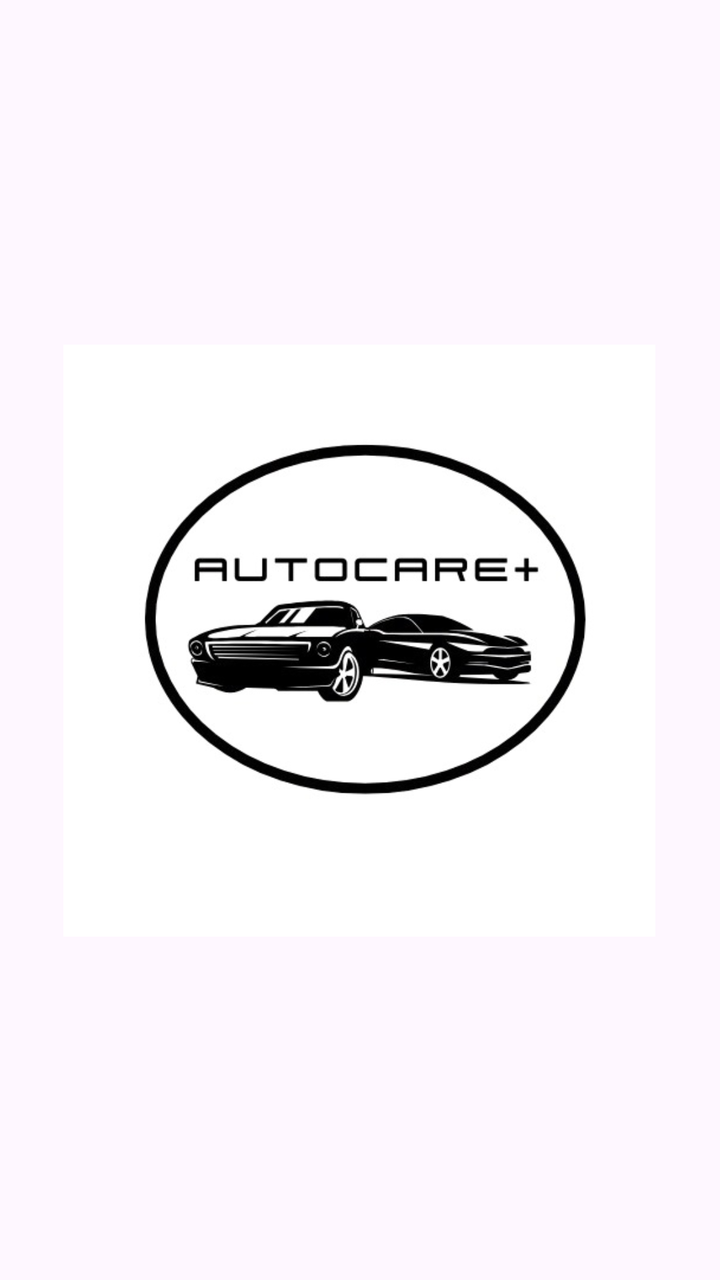
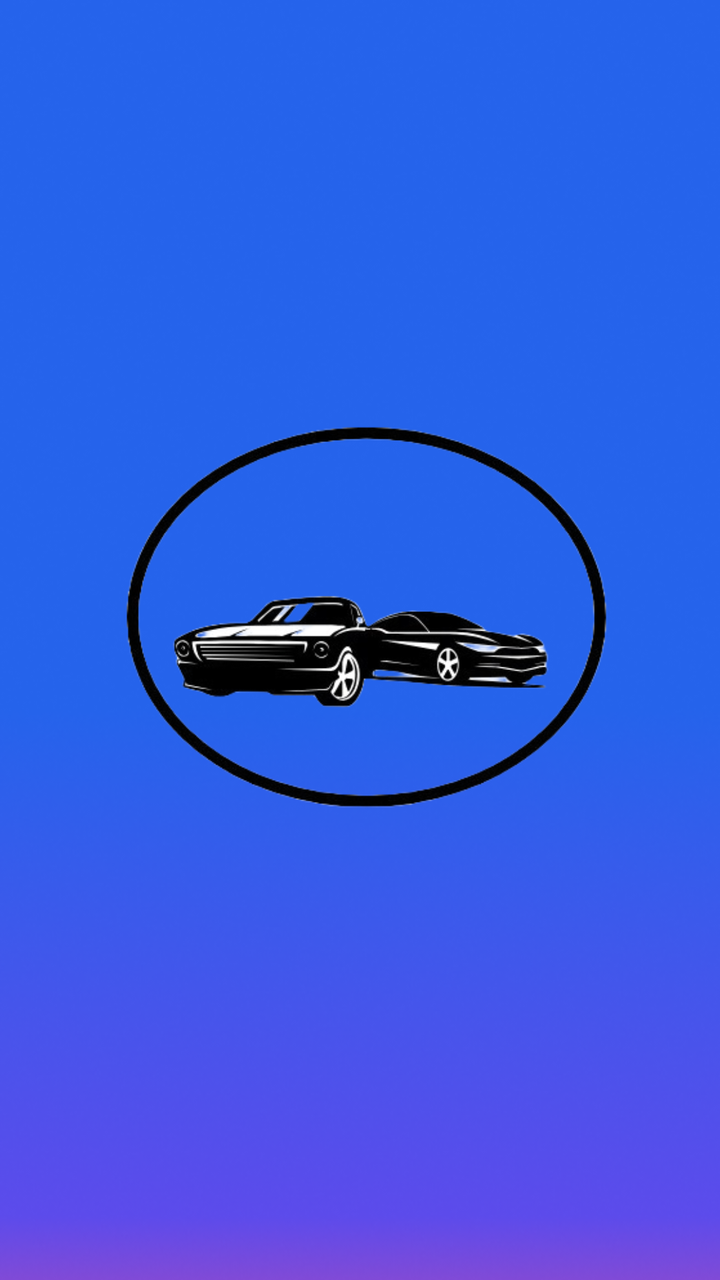

Compare the two renders of this Android layout. The source of the first and the diff that turns it into the second are given below.
<!-- AndroidManifest.xml: application theme Theme.HelloJavaApp -->
<!-- res/layout/activity_main.xml -->
<?xml version="1.0" encoding="utf-8"?>
<androidx.constraintlayout.widget.ConstraintLayout xmlns:android="http://schemas.android.com/apk/res/android"
    xmlns:app="http://schemas.android.com/apk/res-auto"
    xmlns:tools="http://schemas.android.com/tools"
    android:layout_width="match_parent"
    android:layout_height="match_parent">

    <ImageView
        android:id="@+id/imageView"
        android:layout_width="296dp"
        android:layout_height="333dp"
        app:layout_constraintBottom_toBottomOf="parent"
        app:layout_constraintEnd_toEndOf="parent"
        app:layout_constraintHorizontal_bias="0.495"
        app:layout_constraintStart_toStartOf="parent"
        app:layout_constraintTop_toTopOf="parent"
        app:srcCompat="@drawable/whatsapp_image_2025_08_17_at_15_39_39_69f7b541" />
</androidx.constraintlayout.widget.ConstraintLayout>
<!-- resources referenced by this layout -->
<resources>
  <!-- drawable whatsapp_image_2025_08_17_at_15_39_39_69f7b541: jpg bitmap (drawable, 28847 bytes) -->
  <style name="Theme.HelloJavaApp" parent="Theme.Material3.Light.NoActionBar">
          <item name="android:statusBarColor">?attr/colorPrimary</item>
          <item name="android:navigationBarColor">?attr/colorSurface</item>
      </style>
</resources>

<!-- the commit's change to res/layout/activity_main.xml (unified diff, before → after) -->
@@ -6,13 +6,24 @@
     android:layout_height="match_parent">
 
     <ImageView
-        android:id="@+id/imageView"
-        android:layout_width="296dp"
-        android:layout_height="333dp"
+        android:id="@+id/imageView56"
+        android:layout_width="766dp"
+        android:layout_height="1014dp"
         app:layout_constraintBottom_toBottomOf="parent"
         app:layout_constraintEnd_toEndOf="parent"
-        app:layout_constraintHorizontal_bias="0.495"
+        app:layout_constraintHorizontal_bias="0.501"
         app:layout_constraintStart_toStartOf="parent"
         app:layout_constraintTop_toTopOf="parent"
-        app:srcCompat="@drawable/whatsapp_image_2025_08_17_at_15_39_39_69f7b541" />
+        app:layout_constraintVertical_bias="0.409"
+        app:srcCompat="@drawable/android_compact___1" />
+
+    <ImageView
+        android:id="@+id/imageView57"
+        android:layout_width="322dp"
+        android:layout_height="428dp"
+        app:layout_constraintBottom_toBottomOf="parent"
+        app:layout_constraintEnd_toEndOf="parent"
+        app:layout_constraintStart_toStartOf="parent"
+        app:layout_constraintTop_toTopOf="parent"
+        app:srcCompat="@drawable/adobe_express___file" />
 </androidx.constraintlayout.widget.ConstraintLayout>
<!-- resource entries referenced after the edit -->
@@ -1,6 +1,7 @@
 <!-- resources referenced by this layout -->
 <resources>
-  <!-- drawable whatsapp_image_2025_08_17_at_15_39_39_69f7b541: jpg bitmap (drawable, 28847 bytes) -->
+  <!-- drawable adobe_express___file: png bitmap (drawable, 79766 bytes) -->
+  <!-- drawable android_compact___1: png bitmap (drawable, 181465 bytes) -->
   <style name="Theme.HelloJavaApp" parent="Theme.Material3.Light.NoActionBar">
           <item name="android:statusBarColor">?attr/colorPrimary</item>
           <item name="android:navigationBarColor">?attr/colorSurface</item>
